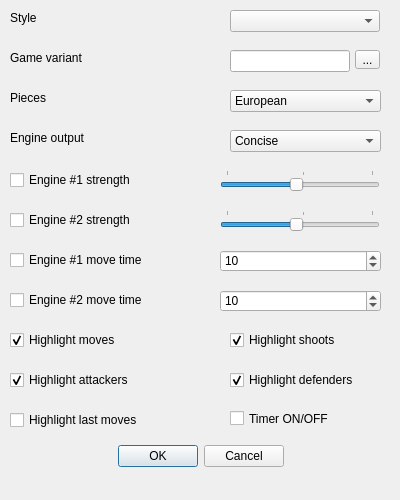
First picture: the form in settingsdialog.ui, repository fire-lizard/QBoard, before the edit.
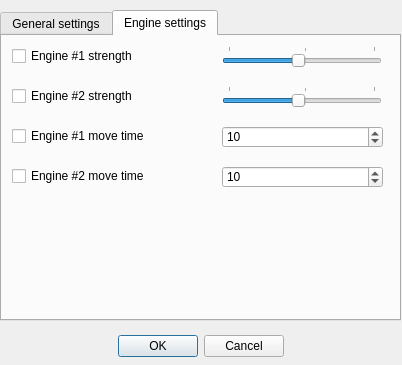
Second picture: the form after the edit. The open tabs and pages were chosen to show the change.

Diff of the .ui file:
```diff
--- a/settingsdialog.ui
+++ b/settingsdialog.ui
@@ -6,8 +6,8 @@
    <rect>
     <x>0</x>
     <y>0</y>
-    <width>400</width>
-    <height>500</height>
+    <width>402</width>
+    <height>365</height>
    </rect>
   </property>
   <property name="windowTitle">
@@ -17,7 +17,7 @@
    <property name="geometry">
     <rect>
      <x>30</x>
-     <y>440</y>
+     <y>330</y>
      <width>341</width>
      <height>32</height>
     </rect>
@@ -32,6 +32,22 @@
     <bool>true</bool>
    </property>
   </widget>
+  <widget class="QTabWidget" name="tabWidget">
+   <property name="geometry">
+    <rect>
+     <x>0</x>
+     <y>10</y>
+     <width>401</width>
+     <height>311</height>
+    </rect>
+   </property>
+   <property name="currentIndex">
+    <number>0</number>
+   </property>
+   <widget class="QWidget" name="tab">
+    <attribute name="title">
+     <string>General settings</string>
+    </attribute>
   <widget class="QComboBox" name="stylesComboBox">
    <property name="geometry">
     <rect>
@@ -42,85 +58,6 @@
     </rect>
    </property>
   </widget>
-  <widget class="QLabel" name="stylesLabel">
-   <property name="geometry">
-    <rect>
-     <x>10</x>
-     <y>10</y>
-     <width>100</width>
-     <height>16</height>
-    </rect>
-   </property>
-   <property name="text">
-    <string>Style</string>
-   </property>
-  </widget>
-  <widget class="QLabel" name="variantsLabel">
-   <property name="geometry">
-    <rect>
-     <x>10</x>
-     <y>50</y>
-     <width>100</width>
-     <height>16</height>
-    </rect>
-   </property>
-   <property name="text">
-    <string>Game variant</string>
-   </property>
-  </widget>
-  <widget class="QComboBox" name="piecesComboBox">
-   <property name="geometry">
-    <rect>
-     <x>230</x>
-     <y>90</y>
-     <width>151</width>
-     <height>22</height>
-    </rect>
-   </property>
-   <item>
-    <property name="text">
-     <string>European</string>
-    </property>
-   </item>
-   <item>
-    <property name="text">
-     <string>Mnemonic</string>
-    </property>
-   </item>
-   <item>
-    <property name="text">
-     <string>Asian</string>
-    </property>
-   </item>
-   <item>
-    <property name="text">
-     <string>Asian 2</string>
-    </property>
-   </item>
-   <item>
-    <property name="text">
-     <string>Asian 3</string>
-    </property>
-   </item>
-   <item>
-    <property name="text">
-     <string>Asian 4</string>
-    </property>
-   </item>
-  </widget>
-  <widget class="QLabel" name="piecesLabel">
-   <property name="geometry">
-    <rect>
-     <x>10</x>
-     <y>90</y>
-     <width>49</width>
-     <height>16</height>
-    </rect>
-   </property>
-   <property name="text">
-    <string>Pieces</string>
-   </property>
-  </widget>
   <widget class="QComboBox" name="engineOutputComboBox">
    <property name="geometry">
     <rect>
@@ -141,6 +78,38 @@
     </property>
    </item>
   </widget>
+    <widget class="QCheckBox" name="highlightMovesCheckBox">
+     <property name="geometry">
+      <rect>
+       <x>10</x>
+       <y>170</y>
+       <width>151</width>
+       <height>20</height>
+      </rect>
+     </property>
+     <property name="text">
+      <string>Highlight moves</string>
+     </property>
+     <property name="checked">
+      <bool>true</bool>
+     </property>
+    </widget>
+    <widget class="QCheckBox" name="highlightAttackersCheckBox">
+     <property name="geometry">
+      <rect>
+       <x>10</x>
+       <y>210</y>
+       <width>151</width>
+       <height>20</height>
+      </rect>
+     </property>
+     <property name="text">
+      <string>Highlight attackers</string>
+     </property>
+     <property name="checked">
+      <bool>true</bool>
+     </property>
+    </widget>
   <widget class="QLabel" name="engineOutputLabel">
    <property name="geometry">
     <rect>
@@ -154,27 +123,11 @@
     <string>Engine output</string>
    </property>
   </widget>
-  <widget class="QCheckBox" name="highlightMovesCheckBox">
-   <property name="geometry">
-    <rect>
-     <x>10</x>
-     <y>330</y>
-     <width>151</width>
-     <height>20</height>
-    </rect>
-   </property>
-   <property name="text">
-    <string>Highlight moves</string>
-   </property>
-   <property name="checked">
-    <bool>true</bool>
-   </property>
-  </widget>
   <widget class="QCheckBox" name="highlightShootsCheckBox">
    <property name="geometry">
     <rect>
      <x>230</x>
-     <y>330</y>
+       <y>170</y>
      <width>151</width>
      <height>20</height>
     </rect>
@@ -186,27 +139,51 @@
     <bool>true</bool>
    </property>
   </widget>
-  <widget class="QCheckBox" name="highlightAttackersCheckBox">
+    <widget class="QComboBox" name="piecesComboBox">
    <property name="geometry">
     <rect>
-     <x>10</x>
-     <y>370</y>
+       <x>230</x>
+       <y>90</y>
      <width>151</width>
-     <height>20</height>
-    </rect>
-   </property>
+       <height>22</height>
+      </rect>
+     </property>
+     <item>
    <property name="text">
-    <string>Highlight attackers</string>
-   </property>
-   <property name="checked">
-    <bool>true</bool>
-   </property>
+       <string>European</string>
+      </property>
+     </item>
+     <item>
+      <property name="text">
+       <string>Mnemonic</string>
+      </property>
+     </item>
+     <item>
+      <property name="text">
+       <string>Asian</string>
+      </property>
+     </item>
+     <item>
+      <property name="text">
+       <string>Asian 2</string>
+      </property>
+     </item>
+     <item>
+      <property name="text">
+       <string>Asian 3</string>
+      </property>
+     </item>
+     <item>
+      <property name="text">
+       <string>Asian 4</string>
+      </property>
+     </item>
   </widget>
   <widget class="QCheckBox" name="highlightDefendersCheckBox">
    <property name="geometry">
     <rect>
      <x>230</x>
-     <y>370</y>
+       <y>210</y>
      <width>151</width>
      <height>20</height>
     </rect>
@@ -218,27 +195,11 @@
     <bool>true</bool>
    </property>
   </widget>
-  <widget class="QCheckBox" name="highlightLastMovesCheckBox">
-   <property name="geometry">
-    <rect>
-     <x>10</x>
-     <y>410</y>
-     <width>151</width>
-     <height>20</height>
-    </rect>
-   </property>
-   <property name="text">
-    <string>Highlight last moves</string>
-   </property>
-   <property name="checked">
-    <bool>false</bool>
-   </property>
-  </widget>
   <widget class="QCheckBox" name="timerCheckBox">
    <property name="geometry">
     <rect>
      <x>230</x>
-     <y>410</y>
+       <y>250</y>
      <width>151</width>
      <height>17</height>
     </rect>
@@ -247,17 +208,30 @@
     <string>Timer ON/OFF</string>
    </property>
   </widget>
-  <widget class="QLineEdit" name="variantsLineEdit">
+    <widget class="QLabel" name="stylesLabel">
    <property name="geometry">
     <rect>
-     <x>230</x>
+       <x>10</x>
+       <y>10</y>
+       <width>100</width>
+       <height>16</height>
+      </rect>
+     </property>
+     <property name="text">
+      <string>Style</string>
+     </property>
+    </widget>
+    <widget class="QLabel" name="variantsLabel">
+     <property name="geometry">
+      <rect>
+       <x>10</x>
      <y>50</y>
-     <width>120</width>
-     <height>22</height>
-    </rect>
-   </property>
-   <property name="readOnly">
-    <bool>true</bool>
+       <width>100</width>
+       <height>16</height>
+      </rect>
+     </property>
+     <property name="text">
+      <string>Game variant</string>
    </property>
   </widget>
   <widget class="QToolButton" name="toolButton">
@@ -273,86 +247,71 @@
     <string>...</string>
    </property>
   </widget>
-  <widget class="QSlider" name="engine1DepthHorizontalSlider">
+    <widget class="QLabel" name="piecesLabel">
    <property name="geometry">
     <rect>
-     <x>220</x>
-     <y>170</y>
-     <width>160</width>
-     <height>22</height>
-    </rect>
-   </property>
-   <property name="minimum">
-    <number>1</number>
-   </property>
-   <property name="maximum">
-    <number>20</number>
-   </property>
-   <property name="value">
-    <number>10</number>
-   </property>
-   <property name="orientation">
-    <enum>Qt::Orientation::Horizontal</enum>
-   </property>
-   <property name="tickPosition">
-    <enum>QSlider::TickPosition::TicksAbove</enum>
-   </property>
-   <property name="tickInterval">
-    <number>0</number>
-   </property>
-  </widget>
-  <widget class="QSlider" name="engine2DepthHorizontalSlider">
+       <x>10</x>
+       <y>90</y>
+       <width>49</width>
+       <height>16</height>
+      </rect>
+     </property>
+     <property name="text">
+      <string>Pieces</string>
+     </property>
+    </widget>
+    <widget class="QLineEdit" name="variantsLineEdit">
    <property name="geometry">
     <rect>
-     <x>220</x>
-     <y>210</y>
-     <width>160</width>
+       <x>230</x>
+       <y>50</y>
+       <width>120</width>
      <height>22</height>
     </rect>
    </property>
-   <property name="minimum">
-    <number>1</number>
-   </property>
-   <property name="maximum">
-    <number>20</number>
-   </property>
-   <property name="value">
-    <number>10</number>
-   </property>
-   <property name="orientation">
-    <enum>Qt::Orientation::Horizontal</enum>
-   </property>
-   <property name="tickPosition">
-    <enum>QSlider::TickPosition::TicksAbove</enum>
-   </property>
-   <property name="tickInterval">
-    <number>0</number>
-   </property>
-  </widget>
-  <widget class="QSpinBox" name="engine1TimeSpinBox">
+     <property name="readOnly">
+      <bool>true</bool>
+     </property>
+    </widget>
+    <widget class="QCheckBox" name="highlightLastMovesCheckBox">
    <property name="geometry">
     <rect>
-     <x>220</x>
+       <x>10</x>
      <y>250</y>
-     <width>161</width>
-     <height>22</height>
-    </rect>
-   </property>
-   <property name="minimum">
-    <number>1</number>
-   </property>
-   <property name="maximum">
-    <number>30</number>
-   </property>
-   <property name="value">
-    <number>10</number>
+       <width>151</width>
+       <height>20</height>
+      </rect>
+     </property>
+     <property name="text">
+      <string>Highlight last moves</string>
+     </property>
+     <property name="checked">
+      <bool>false</bool>
+     </property>
+    </widget>
+   </widget>
+   <widget class="QWidget" name="tab_2">
+    <attribute name="title">
+     <string>Engine settings</string>
+    </attribute>
+    <widget class="QCheckBox" name="engine2TimeCheckBox">
+     <property name="geometry">
+      <rect>
+       <x>10</x>
+       <y>130</y>
+       <width>151</width>
+       <height>20</height>
+      </rect>
+     </property>
+     <property name="text">
+      <string>Engine #2 move time</string>
    </property>
   </widget>
   <widget class="QSpinBox" name="engine2TimeSpinBox">
    <property name="geometry">
     <rect>
      <x>220</x>
-     <y>290</y>
+       <y>130</y>
      <width>161</width>
      <height>22</height>
     </rect>
@@ -367,11 +326,71 @@
     <number>10</number>
    </property>
   </widget>
+    <widget class="QSpinBox" name="engine1TimeSpinBox">
+     <property name="geometry">
+      <rect>
+       <x>220</x>
+       <y>90</y>
+       <width>161</width>
+       <height>22</height>
+      </rect>
+     </property>
+     <property name="minimum">
+      <number>1</number>
+     </property>
+     <property name="maximum">
+      <number>30</number>
+     </property>
+     <property name="value">
+      <number>10</number>
+     </property>
+    </widget>
+    <widget class="QSlider" name="engine1DepthHorizontalSlider">
+     <property name="geometry">
+      <rect>
+       <x>220</x>
+       <y>10</y>
+       <width>160</width>
+       <height>22</height>
+      </rect>
+     </property>
+     <property name="minimum">
+      <number>1</number>
+     </property>
+     <property name="maximum">
+      <number>20</number>
+     </property>
+     <property name="value">
+      <number>10</number>
+     </property>
+     <property name="orientation">
+      <enum>Qt::Orientation::Horizontal</enum>
+     </property>
+     <property name="tickPosition">
+      <enum>QSlider::TickPosition::TicksAbove</enum>
+     </property>
+     <property name="tickInterval">
+      <number>0</number>
+     </property>
+    </widget>
+    <widget class="QCheckBox" name="engine1TimeCheckBox">
+     <property name="geometry">
+      <rect>
+       <x>10</x>
+       <y>90</y>
+       <width>151</width>
+       <height>20</height>
+      </rect>
+     </property>
+     <property name="text">
+      <string>Engine #1 move time</string>
+     </property>
+    </widget>
   <widget class="QCheckBox" name="engine1DepthCheckBox">
    <property name="geometry">
     <rect>
      <x>10</x>
-     <y>170</y>
+       <y>10</y>
      <width>151</width>
      <height>20</height>
     </rect>
@@ -384,7 +403,7 @@
    <property name="geometry">
     <rect>
      <x>10</x>
-     <y>210</y>
+       <y>50</y>
      <width>151</width>
      <height>20</height>
     </rect>
@@ -393,31 +412,35 @@
     <string>Engine #2 strength</string>
    </property>
   </widget>
-  <widget class="QCheckBox" name="engine1TimeCheckBox">
+    <widget class="QSlider" name="engine2DepthHorizontalSlider">
    <property name="geometry">
     <rect>
-     <x>10</x>
-     <y>250</y>
-     <width>151</width>
-     <height>20</height>
-    </rect>
-   </property>
-   <property name="text">
-    <string>Engine #1 move time</string>
-   </property>
-  </widget>
-  <widget class="QCheckBox" name="engine2TimeCheckBox">
-   <property name="geometry">
-    <rect>
-     <x>10</x>
-     <y>290</y>
-     <width>151</width>
-     <height>20</height>
-    </rect>
-   </property>
-   <property name="text">
-    <string>Engine #2 move time</string>
-   </property>
+       <x>220</x>
+       <y>50</y>
+       <width>160</width>
+       <height>22</height>
+      </rect>
+     </property>
+     <property name="minimum">
+      <number>1</number>
+     </property>
+     <property name="maximum">
+      <number>20</number>
+     </property>
+     <property name="value">
+      <number>10</number>
+     </property>
+     <property name="orientation">
+      <enum>Qt::Orientation::Horizontal</enum>
+     </property>
+     <property name="tickPosition">
+      <enum>QSlider::TickPosition::TicksAbove</enum>
+     </property>
+     <property name="tickInterval">
+      <number>0</number>
+     </property>
+    </widget>
+   </widget>
   </widget>
  </widget>
  <resources/>
```
Lines whose indentation alone changed are shown as unchanged.
